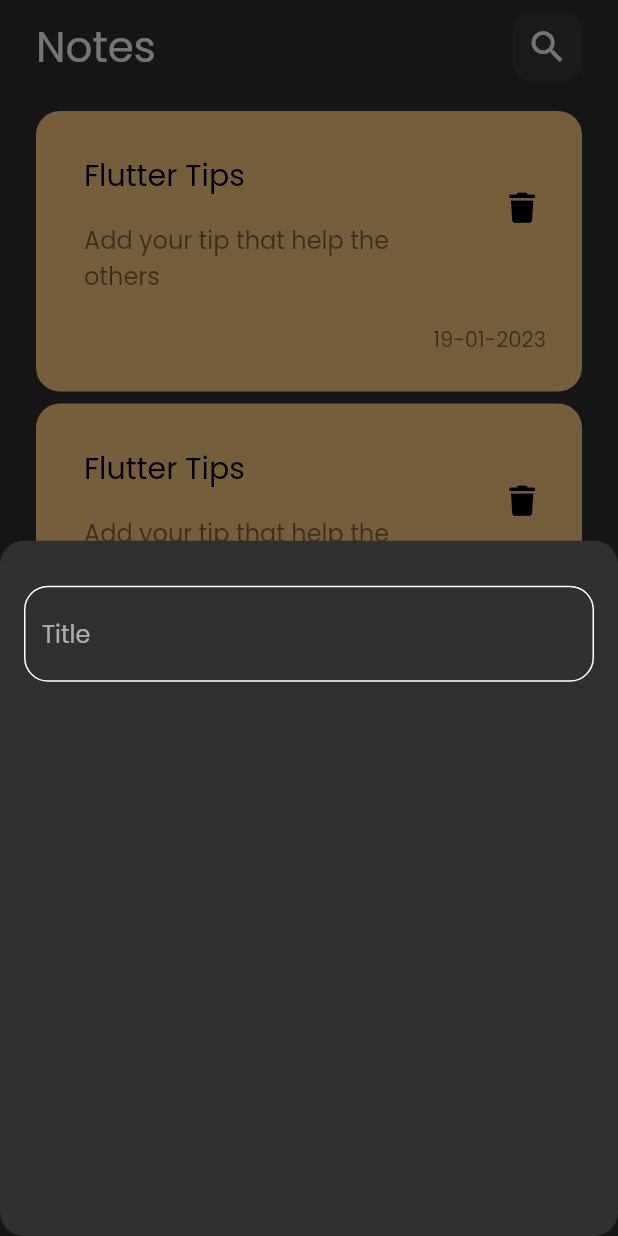
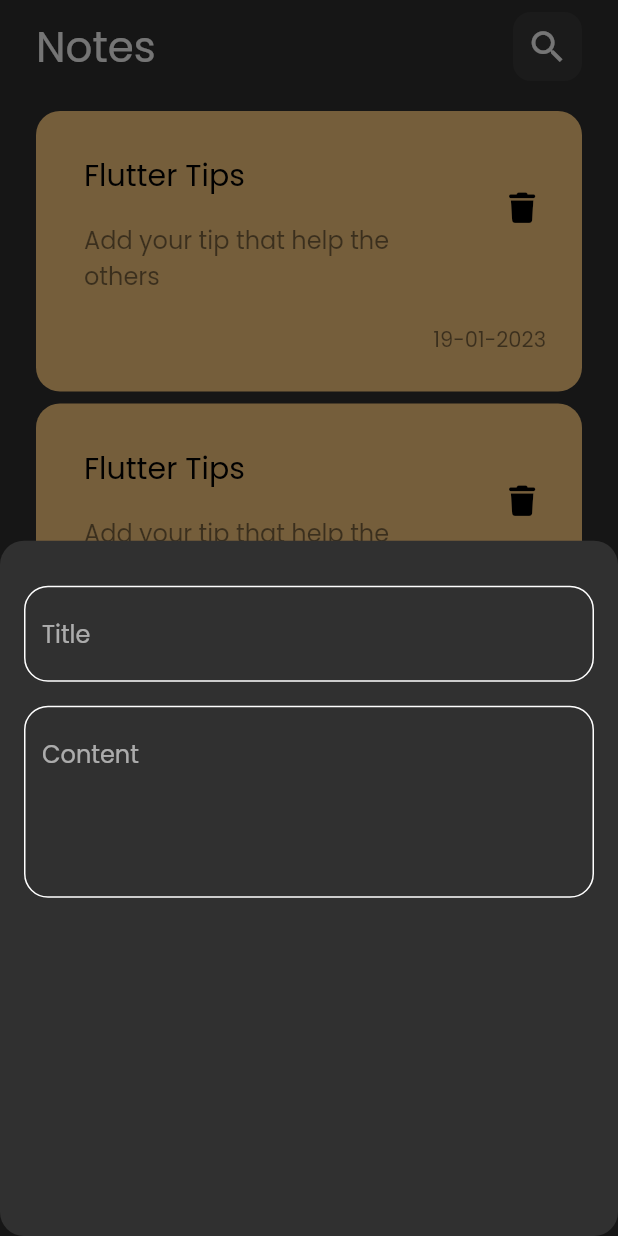
Before and after one commit to ramanassif/notes_app, a Flutter app: the screen it shows after launch, after a tap on the "add" icon, on a phone screen of 412 x 824 dp. Run offline on Flutter 3.47's test engine with Material 2 defaults, Android fonts, the phone set to English and light mode, and no system bars; our stand-ins replace font_awesome_flutter.

Commit message:
Add fields to notes bottom sheet

```diff
--- a/lib/views/widgets/add_note_bottom_sheet.dart
+++ b/lib/views/widgets/add_note_bottom_sheet.dart
@@ -13,7 +13,17 @@ class AddNoteBottomSheet extends StatelessWidget {
           SizedBox(
             height: 30,
           ),
-          CustomTextField(),
+          CustomTextField(
+            hintText: 'Title',
+            maxLines: 1,
+          ),
+          SizedBox(
+            height: 16,
+          ),
+          CustomTextField(
+            hintText: 'Content',
+            maxLines: 4,
+          ),
         ],
       ),
     );
--- a/lib/views/widgets/custom_text_field.dart
+++ b/lib/views/widgets/custom_text_field.dart
@@ -2,14 +2,22 @@ import 'package:flutter/material.dart';
 import 'package:notes_app/constants.dart';
 
 class CustomTextField extends StatelessWidget {
-  const CustomTextField({Key? key}) : super(key: key);
+  final String hintText;
+  final int maxLines;
+
+  const CustomTextField({
+    Key? key,
+    required this.hintText,
+    required this.maxLines,
+  }) : super(key: key);
 
   @override
   Widget build(BuildContext context) {
     return TextField(
+      maxLines: maxLines,
       cursorColor: kPrimaryColor,
       decoration: InputDecoration(
-        hintText: 'Title',
+        hintText: hintText,
         border: buildBorder(),
         enabledBorder: buildBorder(),
         focusedBorder: buildBorder(kPrimaryColor),
```
